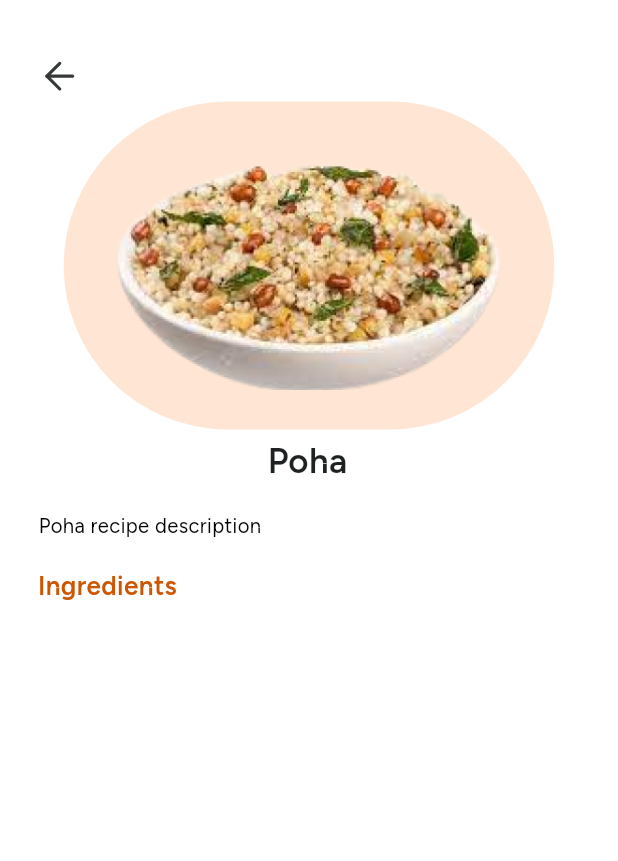
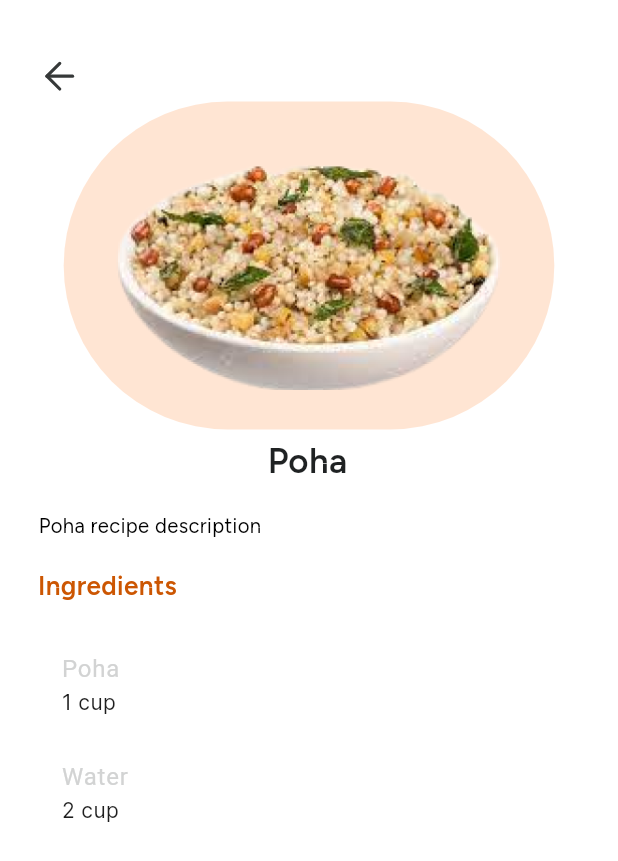
Before and after one commit to Siddharth-smnt/kulture, a Flutter app: the RecipesPage screen opened directly, after a tap on "Poha", on a phone screen of 412 x 824 dp. Shown: the top 861 px of the screen. Run offline on Flutter 3.47's test engine with Material 3 defaults, Android fonts, the phone set to English and light mode, and no system bars; our stand-ins replace cached_network_image, cloud_firestore, connectivity_plus, equatable, firebase_core, flutter_bloc and 2 more; accounts and stored records are empty.

Commit message:
listview.builder ingredients & quantities issue solved

```diff
--- a/lib/presentation/recipes_page/bloc/recipes_bloc.dart
+++ b/lib/presentation/recipes_page/bloc/recipes_bloc.dart
@@ -44,7 +44,7 @@ class RecipesBloc extends Bloc<RecipesEvent, RecipesState> {
       description: "Dal Khichdi recipe description",
       ingredients: [
         IngredientsListModel(ingredientName: "Dal", quantity: "1 cup"),
-        IngredientsListModel(ingredientName: "Rice", quantity: "2 cup")
+        IngredientsListModel(ingredientName: "Rice", quantity: "4 cup")
       ],
     ),
     RecipeItemModel(
--- a/lib/presentation/recipes_page/models/recipe_item_model.dart
+++ b/lib/presentation/recipes_page/models/recipe_item_model.dart
@@ -1,3 +1,4 @@
+/// This class is used in the [recipe_item_widget] screen.
 class RecipeItemModel {
   RecipeItemModel({
     this.id,
@@ -7,20 +8,15 @@ class RecipeItemModel {
     this.imageAddress,
   });
 
-  int? id; // Optional ID
-  String recipeName; // Name of the recipe
-  String? description; // Description of the recipe (optional)
-  List<IngredientsListModel>?
-      ingredients; // List of ingredients for the recipe (optional)
-  String? imageAddress; // Optional image address
+  int? id;
+  String recipeName;
+  String? description;
+  List<IngredientsListModel>? ingredients;
+  String? imageAddress;
 }
 
 class IngredientsListModel {
-  IngredientsListModel({
-    required this.ingredientName,
-    this.quantity,
-  });
-
-  String ingredientName; // Name of the ingredient
-  String? quantity; // Quantity of the ingredient (optional)
+  IngredientsListModel({required this.ingredientName, this.quantity});
+  String ingredientName;
+  String? quantity;
 }
--- a/lib/presentation/recipes_page/screen/recipe_screen.dart
+++ b/lib/presentation/recipes_page/screen/recipe_screen.dart
@@ -110,30 +110,25 @@ class RecipeScreen extends StatelessWidget {
                           ),
                         ),
                         SizedBox(height: 18.v),
-                        // Display Ingredients and Quantities
-                        if (recipe.ingredients != null)
-                          Column(
-                            crossAxisAlignment: CrossAxisAlignment.start,
-                            children: recipe.ingredients!
-                                .map((ingredient) => Padding(
-                                      padding: EdgeInsets.only(bottom: 8.0),
-                                      child: Row(
-                                        mainAxisAlignment:
-                                            MainAxisAlignment.spaceBetween,
-                                        children: [
-                                          Text(
-                                            ingredient.ingredientName,
-                                            style: TextStyle(fontSize: 16.0),
-                                          ),
-                                          Text(
-                                            ingredient.quantity ?? "",
-                                            style: TextStyle(fontSize: 16.0),
-                                          ),
-                                        ],
-                                      ),
-                                    ))
-                                .toList(),
-                          ),
+                        // ListView for Ingredients and Quantities
+                        ListView.builder(
+                          shrinkWrap: true,
+                          itemCount:
+                              recipe.ingredients?.length ?? 0, // Check for null
+                          itemBuilder: (context, index) {
+                            final ingredient = recipe.ingredients![index];
+                            return ListTile(
+                              title: Text(
+                                ingredient.ingredientName,
+                                style: TextStyle(fontSize: 16),
+                              ),
+                              subtitle: Text(
+                                ingredient.quantity ?? 'Quantity not specified',
+                                style: TextStyle(fontSize: 14),
+                              ),
+                            );
+                          },
+                        ),
                       ],
                     ),
                   ),
```
